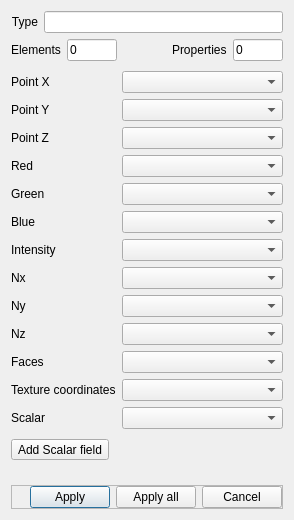
Above: libs/qCC_io/ui_templates/openPlyFileDlg.ui from archeos/cloudcompare-archeos before the change. Below: the same form after it.
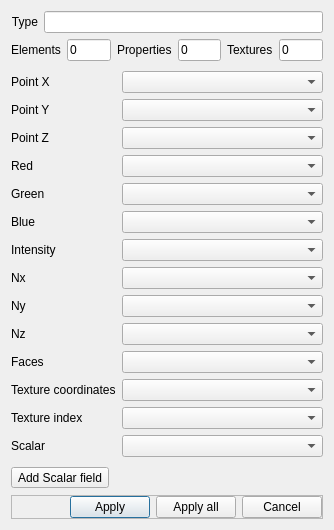
That is the form after the change.

Patch:
```diff
--- a/libs/qCC_io/ui_templates/openPlyFileDlg.ui
+++ b/libs/qCC_io/ui_templates/openPlyFileDlg.ui
@@ -9,8 +9,8 @@
    <rect>
     <x>0</x>
     <y>0</y>
-    <width>294</width>
-    <height>520</height>
+    <width>334</width>
+    <height>530</height>
    </rect>
   </property>
   <property name="windowTitle">
@@ -66,19 +66,6 @@
        </property>
       </widget>
      </item>
-     <item>
-      <spacer>
-       <property name="orientation">
-        <enum>Qt::Horizontal</enum>
-       </property>
-       <property name="sizeHint" stdset="0">
-        <size>
-         <width>40</width>
-         <height>20</height>
-        </size>
-       </property>
-      </spacer>
-     </item>
      <item>
       <widget class="QLabel" name="label_3">
        <property name="text">
@@ -105,6 +92,29 @@
        </property>
       </widget>
      </item>
+     <item>
+      <widget class="QLabel" name="label_18">
+       <property name="text">
+        <string>Textures</string>
+       </property>
+      </widget>
+     </item>
+     <item>
+      <widget class="QLineEdit" name="textureCountEdit">
+       <property name="maximumSize">
+        <size>
+         <width>50</width>
+         <height>16777215</height>
+        </size>
+       </property>
+       <property name="text">
+        <string>0</string>
+       </property>
+       <property name="maxLength">
+        <number>3</number>
+       </property>
+      </widget>
+     </item>
     </layout>
    </item>
    <item>
@@ -238,16 +248,26 @@
      <item row="12" column="1">
       <widget class="QComboBox" name="textCoordsComboBox"/>
      </item>
-     <item row="13" column="1">
+     <item row="14" column="1">
       <widget class="QComboBox" name="sfComboBox"/>
      </item>
-     <item row="13" column="0">
+     <item row="14" column="0">
       <widget class="QLabel" name="label_11">
        <property name="text">
         <string>Scalar</string>
        </property>
       </widget>
      </item>
+     <item row="13" column="0">
+      <widget class="QLabel" name="label_17">
+       <property name="text">
+        <string>Texture index</string>
+       </property>
+      </widget>
+     </item>
+     <item row="13" column="1">
+      <widget class="QComboBox" name="texIndexComboBox"/>
+     </item>
     </layout>
    </item>
    <item>
```
Left out of the diff: 11 changed lines with no effect on the pictures.
